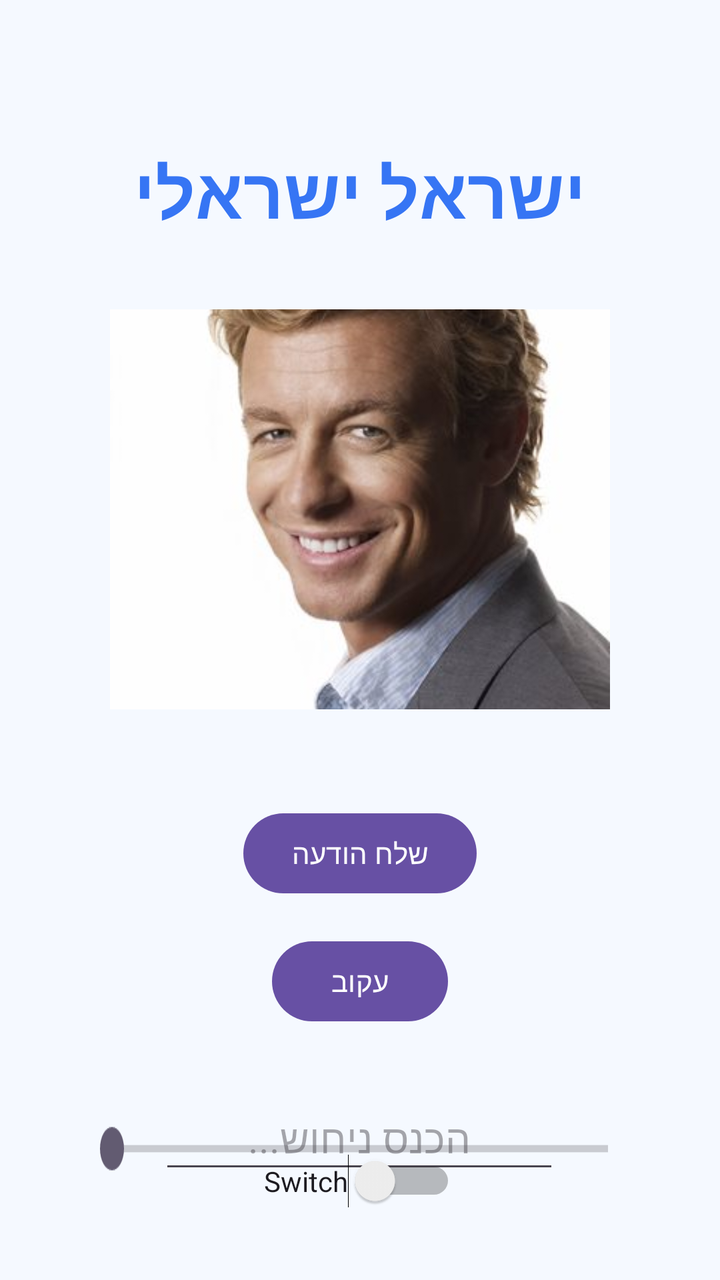
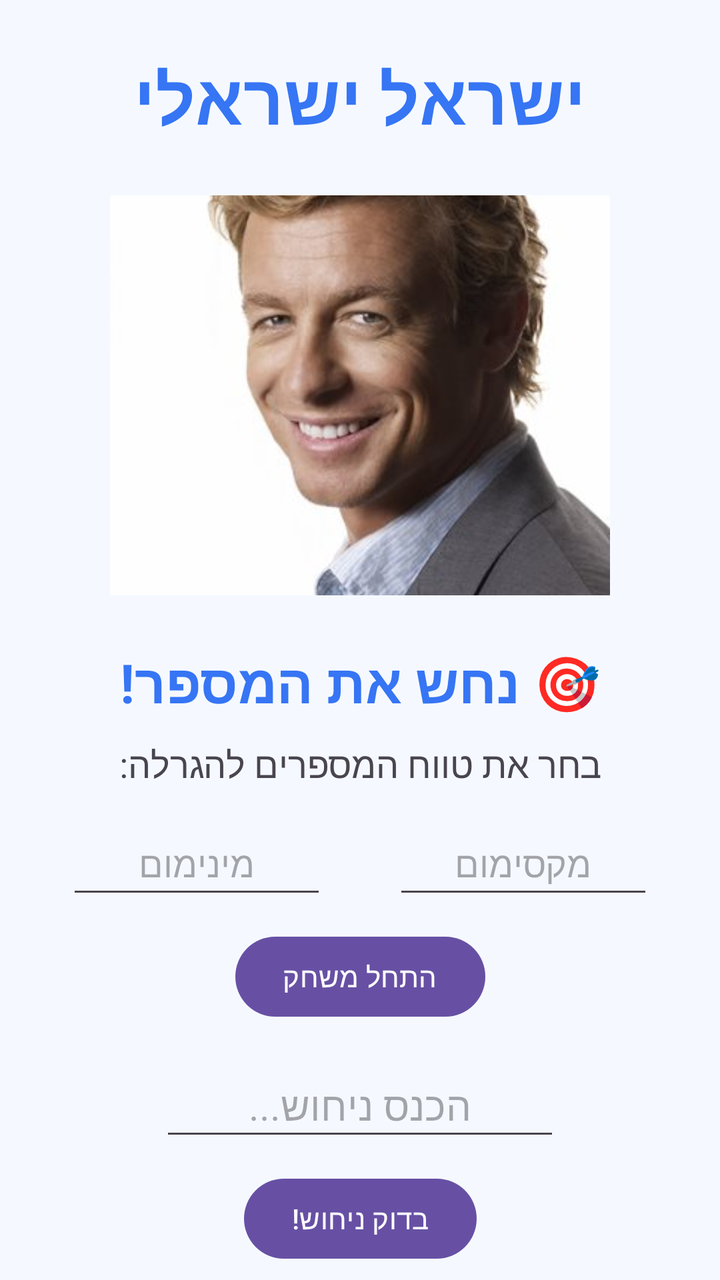

Screens rendered from an Android XML layout before and after an edit, with the pre-edit source and the edit as a unified diff.
<!-- AndroidManifest.xml: application theme Theme.MorielMyApplication -->
<!-- res/layout/activity_main.xml -->
<?xml version="1.0" encoding="utf-8"?>
<androidx.constraintlayout.widget.ConstraintLayout
    xmlns:android="http://schemas.android.com/apk/res/android"
    xmlns:app="http://schemas.android.com/apk/res-auto"
    xmlns:tools="http://schemas.android.com/tools"
    android:layout_width="match_parent"
    android:layout_height="match_parent"
    android:background="#F5F9FF"
    android:padding="16dp">

    <TextView
        android:id="@+id/tvUserName"
        android:layout_width="0dp"
        android:layout_height="wrap_content"
        android:layout_marginTop="56dp"
        android:gravity="center"
        android:text="@string/user_name"
        android:textColor="#3675F4"
        android:textSize="35sp"
        android:textStyle="bold"
        app:layout_constraintEnd_toEndOf="parent"
        app:layout_constraintHorizontal_bias="0.0"
        app:layout_constraintStart_toStartOf="parent"
        app:layout_constraintTop_toTopOf="parent" />


    <EditText
        android:id="@+id/etGuess"
        android:layout_width="200dp"
        android:layout_height="wrap_content"
        android:layout_marginTop="424dp"
        android:gravity="center"
        android:hint="הכנס ניחוש..."
        android:importantForAutofill="no"
        android:inputType="number"
        android:minHeight="48dp"
        android:textSize="20sp"
        app:layout_constraintEnd_toEndOf="parent"
        app:layout_constraintHorizontal_bias="0.497"
        app:layout_constraintStart_toStartOf="parent"
        app:layout_constraintTop_toBottomOf="@id/tvUserName" />

    <ImageView
        android:id="@+id/btn_img1"
        android:layout_width="250dp"
        android:layout_height="200dp"
        android:layout_marginTop="35dp"
        android:contentDescription="תמונה ראשית"
        android:scaleType="centerCrop"
        android:src="@drawable/img1"
        app:layout_constraintTop_toBottomOf="@id/tvUserName"
        app:layout_constraintStart_toStartOf="parent"
        app:layout_constraintEnd_toEndOf="parent" />
    <ImageView
        android:id="@+id/btn_img2"
        android:layout_width="250dp"
        android:layout_height="200dp"
        android:layout_marginTop="35dp"
        android:contentDescription="תמונה ראשית"
        android:scaleType="centerCrop"
        android:src="@drawable/img2"
        app:layout_constraintTop_toBottomOf="@id/tvUserName"
        app:layout_constraintStart_toStartOf="parent"
        app:layout_constraintEnd_toEndOf="parent" />

    <Button
        android:id="@+id/btnSendMessage"
        android:layout_width="wrap_content"
        android:layout_height="wrap_content"
        android:layout_marginTop="48dp"
        android:text="@string/send_message"
        app:layout_constraintEnd_toEndOf="parent"
        app:layout_constraintStart_toStartOf="parent"
        app:layout_constraintTop_toBottomOf="@+id/btn_img2" />

    
    <Button
        android:id="@+id/btnFollow"
        android:layout_width="wrap_content"
        android:layout_height="wrap_content"
        android:layout_marginTop="16dp"
        android:text="@string/follow"
        app:layout_constraintEnd_toEndOf="parent"
        app:layout_constraintStart_toStartOf="parent"
        app:layout_constraintTop_toBottomOf="@+id/btnSendMessage" />

    <Switch

        android:id="@+id/switch1"
        android:layout_width="wrap_content"
        android:layout_height="wrap_content"
        android:gravity="center"
        android:text="Switch"
        app:layout_constraintBottom_toBottomOf="parent"
        app:layout_constraintEnd_toEndOf="parent"
        app:layout_constraintStart_toStartOf="parent"
        app:layout_constraintTop_toBottomOf="@+id/btnFollow"
        app:layout_constraintVertical_bias="0.756" />

    <SeekBar
        android:id="@+id/mySeekBar"
        android:layout_width="0dp"
        android:layout_height="wrap_content"
        android:layout_marginStart="24dp"
        android:layout_marginEnd="24dp"
        android:scaleY="1.8"
        app:layout_constraintBottom_toBottomOf="parent"
        app:layout_constraintEnd_toEndOf="parent"
        app:layout_constraintStart_toStartOf="parent"
        app:layout_constraintTop_toBottomOf="@+id/btnFollow"
        app:layout_constraintVertical_bias="0.554" />




</androidx.constraintlayout.widget.ConstraintLayout>
<!-- resources referenced by this layout -->
<resources>
  <!-- drawable img1: png bitmap (drawable, 944481 bytes) -->
  <!-- drawable img2: png bitmap (drawable, 20702 bytes) -->
  <string name="follow">עקוב</string>
  <string name="send_message">שלח הודעה</string>
  <string name="user_name">ישראל ישראלי</string>
  <style name="Theme.MorielMyApplication" parent="Base.Theme.MorielMyApplication" />
  <style name="Base.Theme.MorielMyApplication" parent="Theme.Material3.DayNight.NoActionBar">
          
          
      </style>
</resources>

<!-- the commit's change to res/layout/activity_main.xml (unified diff, before → after) -->
@@ -2,115 +2,221 @@
 <androidx.constraintlayout.widget.ConstraintLayout
     xmlns:android="http://schemas.android.com/apk/res/android"
     xmlns:app="http://schemas.android.com/apk/res-auto"
-    xmlns:tools="http://schemas.android.com/tools"
     android:layout_width="match_parent"
     android:layout_height="match_parent"
-    android:background="#F5F9FF"
-    android:padding="16dp">
-
-    <TextView
-        android:id="@+id/tvUserName"
-        android:layout_width="0dp"
-        android:layout_height="wrap_content"
-        android:layout_marginTop="56dp"
-        android:gravity="center"
-        android:text="@string/user_name"
-        android:textColor="#3675F4"
-        android:textSize="35sp"
-        android:textStyle="bold"
-        app:layout_constraintEnd_toEndOf="parent"
-        app:layout_constraintHorizontal_bias="0.0"
-        app:layout_constraintStart_toStartOf="parent"
-        app:layout_constraintTop_toTopOf="parent" />
-
-
-    <EditText
-        android:id="@+id/etGuess"
-        android:layout_width="200dp"
-        android:layout_height="wrap_content"
-        android:layout_marginTop="424dp"
-        android:gravity="center"
-        android:hint="הכנס ניחוש..."
-        android:importantForAutofill="no"
-        android:inputType="number"
-        android:minHeight="48dp"
-        android:textSize="20sp"
-        app:layout_constraintEnd_toEndOf="parent"
-        app:layout_constraintHorizontal_bias="0.497"
-        app:layout_constraintStart_toStartOf="parent"
-        app:layout_constraintTop_toBottomOf="@id/tvUserName" />
-
-    <ImageView
-        android:id="@+id/btn_img1"
-        android:layout_width="250dp"
-        android:layout_height="200dp"
-        android:layout_marginTop="35dp"
-        android:contentDescription="תמונה ראשית"
-        android:scaleType="centerCrop"
-        android:src="@drawable/img1"
-        app:layout_constraintTop_toBottomOf="@id/tvUserName"
-        app:layout_constraintStart_toStartOf="parent"
-        app:layout_constraintEnd_toEndOf="parent" />
-    <ImageView
-        android:id="@+id/btn_img2"
-        android:layout_width="250dp"
-        android:layout_height="200dp"
-        android:layout_marginTop="35dp"
-        android:contentDescription="תמונה ראשית"
-        android:scaleType="centerCrop"
-        android:src="@drawable/img2"
-        app:layout_constraintTop_toBottomOf="@id/tvUserName"
-        app:layout_constraintStart_toStartOf="parent"
-        app:layout_constraintEnd_toEndOf="parent" />
-
-    <Button
-        android:id="@+id/btnSendMessage"
-        android:layout_width="wrap_content"
-        android:layout_height="wrap_content"
-        android:layout_marginTop="48dp"
-        android:text="@string/send_message"
-        app:layout_constraintEnd_toEndOf="parent"
-        app:layout_constraintStart_toStartOf="parent"
-        app:layout_constraintTop_toBottomOf="@+id/btn_img2" />
-
-    
-    <Button
-        android:id="@+id/btnFollow"
-        android:layout_width="wrap_content"
-        android:layout_height="wrap_content"
-        android:layout_marginTop="16dp"
-        android:text="@string/follow"
-        app:layout_constraintEnd_toEndOf="parent"
-        app:layout_constraintStart_toStartOf="parent"
-        app:layout_constraintTop_toBottomOf="@+id/btnSendMessage" />
-
-    <Switch
-
-        android:id="@+id/switch1"
-        android:layout_width="wrap_content"
-        android:layout_height="wrap_content"
-        android:gravity="center"
-        android:text="Switch"
-        app:layout_constraintBottom_toBottomOf="parent"
-        app:layout_constraintEnd_toEndOf="parent"
-        app:layout_constraintStart_toStartOf="parent"
-        app:layout_constraintTop_toBottomOf="@+id/btnFollow"
-        app:layout_constraintVertical_bias="0.756" />
-
-    <SeekBar
-        android:id="@+id/mySeekBar"
-        android:layout_width="0dp"
-        android:layout_height="wrap_content"
-        android:layout_marginStart="24dp"
-        android:layout_marginEnd="24dp"
-        android:scaleY="1.8"
-        app:layout_constraintBottom_toBottomOf="parent"
-        app:layout_constraintEnd_toEndOf="parent"
-        app:layout_constraintStart_toStartOf="parent"
-        app:layout_constraintTop_toBottomOf="@+id/btnFollow"
-        app:layout_constraintVertical_bias="0.554" />
-
-
-
-
-</androidx.constraintlayout.widget.ConstraintLayout>
+    android:background="#F5F9FF">
+
+
+
+            <TextView
+                android:id="@+id/tvUserName"
+                android:layout_width="0dp"
+                android:layout_height="wrap_content"
+                android:layout_marginTop="25dp"
+                android:gravity="center"
+                android:text="@string/user_name"
+                android:textColor="#3675F4"
+                android:textSize="35sp"
+                android:textStyle="bold"
+                app:layout_constraintTop_toTopOf="parent"
+                app:layout_constraintStart_toStartOf="parent"
+                app:layout_constraintEnd_toEndOf="parent" />
+
+            <ImageView
+                android:id="@+id/btn_img1"
+                android:layout_width="250dp"
+                android:layout_height="200dp"
+                android:layout_marginTop="25dp"
+                android:contentDescription="תמונה ראשונה"
+                android:scaleType="centerCrop"
+                android:src="@drawable/img1"
+                app:layout_constraintTop_toBottomOf="@id/tvUserName"
+                app:layout_constraintStart_toStartOf="parent"
+                app:layout_constraintEnd_toEndOf="parent" />
+
+            <ImageView
+                android:id="@+id/btn_img2"
+                android:layout_width="250dp"
+                android:layout_height="200dp"
+                android:contentDescription="תמונה שנייה"
+                android:scaleType="centerCrop"
+                android:src="@drawable/img2"
+                app:layout_constraintTop_toTopOf="@id/btn_img1"
+                app:layout_constraintBottom_toBottomOf="@id/btn_img1"
+                app:layout_constraintStart_toStartOf="@id/btn_img1"
+                app:layout_constraintEnd_toEndOf="@id/btn_img1" />
+
+            <TextView
+                android:id="@+id/tvGameTitle"
+                android:layout_width="wrap_content"
+                android:layout_height="wrap_content"
+                android:layout_marginTop="25dp"
+                android:text="🎯 נחש את המספר!"
+                android:textColor="#3675F4"
+                android:textSize="27sp"
+                android:textStyle="bold"
+                app:layout_constraintTop_toBottomOf="@id/btn_img1"
+                app:layout_constraintStart_toStartOf="parent"
+                app:layout_constraintEnd_toEndOf="parent" />
+
+            <TextView
+                android:id="@+id/tvInstructions"
+                android:layout_width="wrap_content"
+                android:layout_height="wrap_content"
+                android:layout_marginTop="10dp"
+                android:text="בחר את טווח המספרים להגרלה:"
+                android:textSize="18sp"
+                app:layout_constraintTop_toBottomOf="@id/tvGameTitle"
+                app:layout_constraintStart_toStartOf="parent"
+                app:layout_constraintEnd_toEndOf="parent" />
+
+            <EditText
+                android:id="@+id/etMin"
+                android:layout_width="130dp"
+                android:layout_height="wrap_content"
+                android:layout_marginTop="12dp"
+                android:gravity="center"
+                android:hint="מינימום"
+                android:inputType="number"
+                android:minHeight="48dp"
+                app:layout_constraintTop_toBottomOf="@id/tvInstructions"
+                app:layout_constraintStart_toStartOf="parent"
+                app:layout_constraintEnd_toStartOf="@id/etMax" />
+
+            <EditText
+                android:id="@+id/etMax"
+                android:layout_width="130dp"
+                android:layout_height="wrap_content"
+                android:layout_marginTop="12dp"
+                android:gravity="center"
+                android:hint="מקסימום"
+                android:inputType="number"
+                android:minHeight="48dp"
+                app:layout_constraintTop_toBottomOf="@id/tvInstructions"
+                app:layout_constraintStart_toEndOf="@id/etMin"
+                app:layout_constraintEnd_toEndOf="parent" />
+
+            <Button
+                android:id="@+id/btnStart"
+                android:layout_width="wrap_content"
+                android:layout_height="wrap_content"
+                android:layout_marginTop="10dp"
+                android:text="התחל משחק"
+                app:layout_constraintTop_toBottomOf="@id/etMin"
+                app:layout_constraintStart_toStartOf="parent"
+                app:layout_constraintEnd_toEndOf="parent" />
+
+            <EditText
+                android:id="@+id/etGuess"
+                android:layout_width="200dp"
+                android:layout_height="wrap_content"
+                android:layout_marginTop="15dp"
+                android:gravity="center"
+                android:hint="הכנס ניחוש..."
+                android:inputType="number"
+                android:minHeight="48dp"
+                android:textSize="20sp"
+                app:layout_constraintTop_toBottomOf="@id/btnStart"
+                app:layout_constraintStart_toStartOf="parent"
+                app:layout_constraintEnd_toEndOf="parent" />
+
+            <Button
+                android:id="@+id/btnCheck"
+                android:layout_width="wrap_content"
+                android:layout_height="wrap_content"
+                android:layout_marginTop="10dp"
+                android:text="בדוק ניחוש!"
+                app:layout_constraintTop_toBottomOf="@id/etGuess"
+                app:layout_constraintStart_toStartOf="parent"
+                app:layout_constraintEnd_toEndOf="parent" />
+
+            <TextView
+                android:id="@+id/tvResult"
+                android:layout_width="0dp"
+                android:layout_height="wrap_content"
+                android:layout_marginTop="15dp"
+                android:gravity="center"
+                android:text="בחר טווח והתחל לשחק!"
+                android:textColor="#3675F4"
+                android:textSize="18sp"
+                android:textStyle="bold"
+                app:layout_constraintTop_toBottomOf="@id/btnCheck"
+                app:layout_constraintStart_toStartOf="parent"
+                app:layout_constraintEnd_toEndOf="parent" />
+
+            <TextView
+                android:id="@+id/tvCount"
+                android:layout_width="wrap_content"
+                android:layout_height="wrap_content"
+                android:layout_marginTop="10dp"
+                android:text="מספר ניסיונות: 0"
+                android:textSize="18sp"
+                app:layout_constraintTop_toBottomOf="@id/tvResult"
+                app:layout_constraintStart_toStartOf="parent"
+                app:layout_constraintEnd_toEndOf="parent" />
+
+            <TextView
+                android:id="@+id/tvHistory"
+                android:layout_width="0dp"
+                android:layout_height="wrap_content"
+                android:layout_marginTop="15dp"
+                android:gravity="center"
+                android:text="הניחושים הקודמים:"
+                android:textSize="16sp"
+                app:layout_constraintTop_toBottomOf="@id/tvCount"
+                app:layout_constraintStart_toStartOf="parent"
+                app:layout_constraintEnd_toEndOf="parent" />
+
+            <Button
+                android:id="@+id/btnPlayAgain"
+                android:layout_width="wrap_content"
+                android:layout_height="wrap_content"
+                android:layout_marginTop="15dp"
+                android:text="שחק שוב"
+                android:visibility="gone"
+                app:layout_constraintTop_toBottomOf="@id/tvHistory"
+                app:layout_constraintStart_toStartOf="parent"
+                app:layout_constraintEnd_toEndOf="parent" />
+
+            <Button
+                android:id="@+id/btnSendMessage"
+                android:layout_width="wrap_content"
+                android:layout_height="wrap_content"
+                android:layout_marginTop="24dp"
+                android:layout_marginEnd="104dp"
+                android:text="@string/send_message"
+                app:layout_constraintEnd_toStartOf="@id/btnFollow"
+                app:layout_constraintTop_toBottomOf="@id/btnPlayAgain" />
+
+            <Button
+                android:id="@+id/btnFollow"
+                android:layout_width="wrap_content"
+                android:layout_height="wrap_content"
+                android:layout_marginStart="188dp"
+                android:layout_marginTop="24dp"
+                android:text="@string/follow"
+                app:layout_constraintStart_toEndOf="@id/btnSendMessage"
+                app:layout_constraintTop_toBottomOf="@id/btnPlayAgain" />
+
+            <Switch
+                android:id="@+id/switch1"
+                android:layout_width="wrap_content"
+                android:layout_height="wrap_content"
+                android:layout_marginTop="15dp"
+                android:text="Switch"
+                app:layout_constraintTop_toBottomOf="@id/btnFollow"
+                app:layout_constraintStart_toStartOf="parent"
+                app:layout_constraintEnd_toEndOf="parent" />
+
+            <SeekBar
+                android:id="@+id/mySeekBar"
+                android:layout_width="0dp"
+                android:layout_height="wrap_content"
+                android:layout_marginTop="20dp"
+                android:max="100"
+                app:layout_constraintTop_toBottomOf="@id/switch1"
+                app:layout_constraintStart_toStartOf="parent"
+                app:layout_constraintEnd_toEndOf="parent"
+                app:layout_constraintBottom_toBottomOf="parent" />
+
+        </androidx.constraintlayout.widget.ConstraintLayout>
